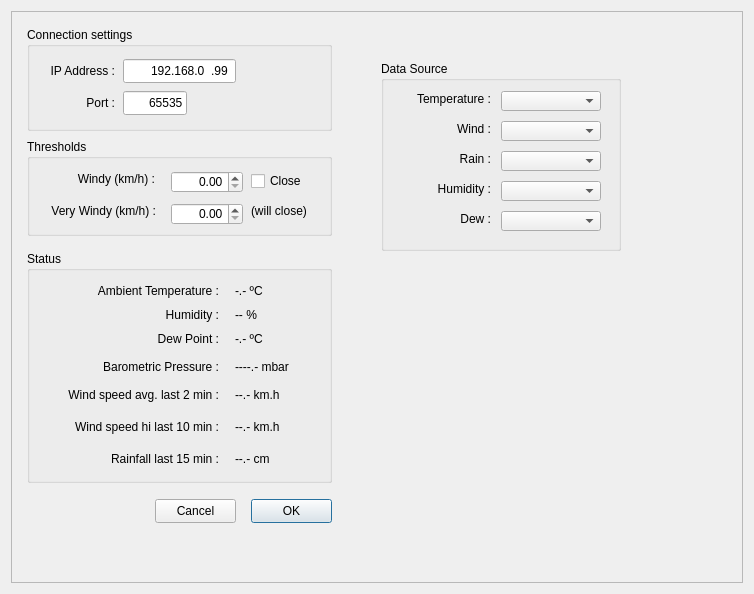
rpineau/WeatherLink, file WeatherLink.ui: the form before one commit.
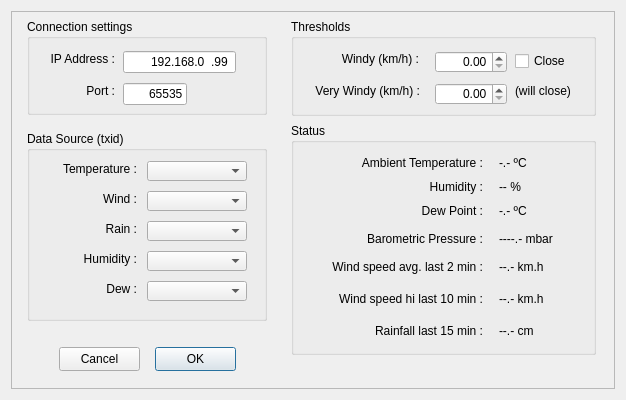
The form after the commit. Custom widgets are drawn as their Qt base class.

Commit message: Save txids selection to ini file

```diff
--- a/WeatherLink.ui
+++ b/WeatherLink.ui
@@ -6,8 +6,8 @@
    <rect>
     <x>0</x>
     <y>0</y>
-    <width>754</width>
-    <height>594</height>
+    <width>626</width>
+    <height>400</height>
    </rect>
   </property>
   <property name="sizePolicy">
@@ -18,14 +18,14 @@
   </property>
   <property name="minimumSize">
    <size>
-    <width>364</width>
-    <height>548</height>
+    <width>626</width>
+    <height>400</height>
    </size>
   </property>
   <property name="maximumSize">
    <size>
-    <width>1024</width>
-    <height>1024</height>
+    <width>626</width>
+    <height>400</height>
    </size>
   </property>
   <property name="windowTitle">
@@ -61,8 +61,8 @@
      <widget class="QPushButton" name="pushButtonCancel">
       <property name="geometry">
        <rect>
-        <x>144</x>
-        <y>488</y>
+        <x>48</x>
+        <y>336</y>
         <width>81</width>
         <height>24</height>
        </rect>
@@ -77,8 +77,8 @@
       </property>
       <property name="geometry">
        <rect>
-        <x>240</x>
-        <y>488</y>
+        <x>144</x>
+        <y>336</y>
         <width>81</width>
         <height>24</height>
        </rect>
@@ -93,8 +93,8 @@
      <widget class="QGroupBox" name="groupBox_5">
       <property name="geometry">
        <rect>
-        <x>16</x>
-        <y>240</y>
+        <x>280</x>
+        <y>112</y>
         <width>305</width>
         <height>232</height>
        </rect>
@@ -331,9 +331,9 @@
       <property name="geometry">
        <rect>
         <x>16</x>
-        <y>16</y>
-        <width>305</width>
-        <height>104</height>
+        <y>8</y>
+        <width>240</width>
+        <height>96</height>
        </rect>
       </property>
       <property name="title">
@@ -345,7 +345,7 @@
          <x>96</x>
          <y>64</y>
          <width>64</width>
-         <height>24</height>
+         <height>22</height>
         </rect>
        </property>
        <property name="inputMask">
@@ -364,7 +364,7 @@
          <x>0</x>
          <y>64</y>
          <width>88</width>
-         <height>24</height>
+         <height>16</height>
         </rect>
        </property>
        <property name="text">
@@ -380,7 +380,7 @@
          <x>8</x>
          <y>32</y>
          <width>80</width>
-         <height>24</height>
+         <height>16</height>
         </rect>
        </property>
        <property name="text">
@@ -396,7 +396,7 @@
          <x>96</x>
          <y>32</y>
          <width>113</width>
-         <height>24</height>
+         <height>22</height>
         </rect>
        </property>
        <property name="inputMask">
@@ -413,8 +413,8 @@
      <widget class="QGroupBox" name="groupBox_2">
       <property name="geometry">
        <rect>
-        <x>16</x>
-        <y>128</y>
+        <x>280</x>
+        <y>8</y>
         <width>305</width>
         <height>97</height>
        </rect>
@@ -516,14 +516,14 @@
      <widget class="QGroupBox" name="groupBox_3">
       <property name="geometry">
        <rect>
-        <x>370</x>
-        <y>50</y>
+        <x>16</x>
+        <y>120</y>
         <width>240</width>
         <height>190</height>
        </rect>
       </property>
       <property name="title">
-       <string>Data Source</string>
+       <string>Data Source (txid)</string>
       </property>
       <widget class="QLabel" name="label_9">
        <property name="geometry">
```
The commit also changes 2 other files.
